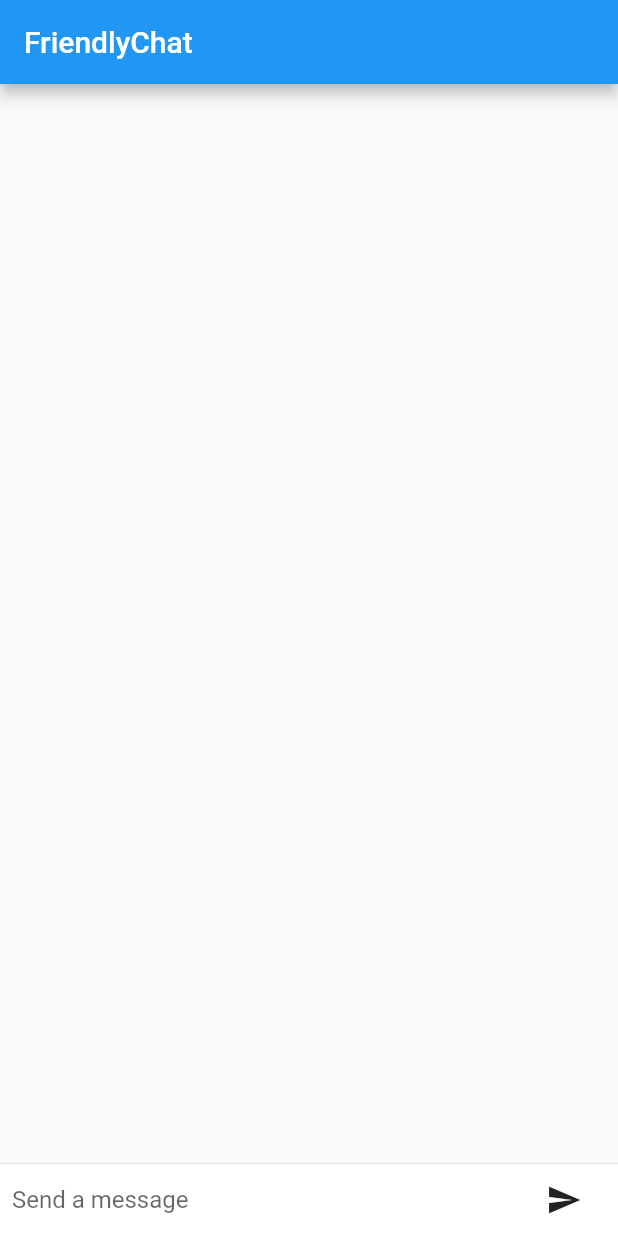
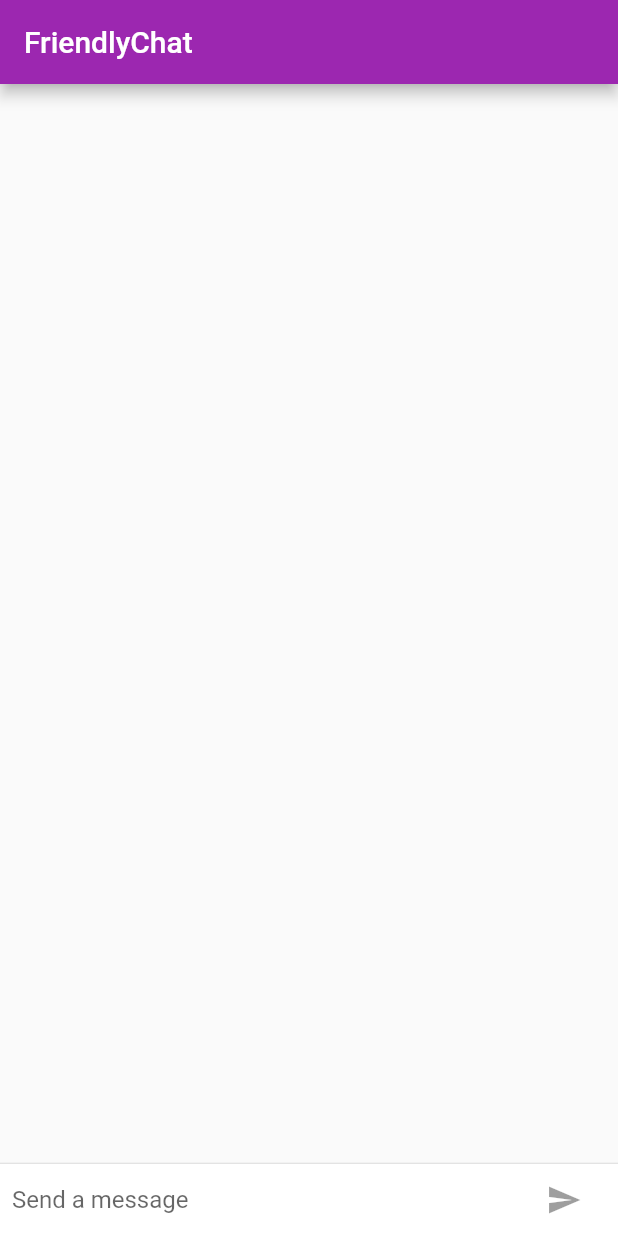
Before and after one commit to roberrera/friendly-chat-flutter, a Flutter app: the screen it shows after launch, on a phone screen of 412 x 824 dp. Run offline on Flutter 3.47's test engine with Material 2 defaults, Android fonts, the phone set to English and light mode, and no system bars.

Commit message:
Update theme and use a different theme per platform

```diff
--- a/lib/main.dart
+++ b/lib/main.dart
@@ -1,3 +1,5 @@
+import 'package:flutter/cupertino.dart';
+import 'package:flutter/foundation.dart';
 import 'package:flutter/material.dart';
 
 void main() {
@@ -11,6 +13,9 @@ class FriendlychatApp extends StatelessWidget {
   Widget build(BuildContext context) {
     return new MaterialApp(
       title: "Friendlychat",
+      theme: defaultTargetPlatform == TargetPlatform.iOS
+        ? kIOSTheme
+        : kDefaultTheme,
       home: new ChatScreen(),
     );
   }
@@ -37,7 +42,8 @@ class ChatMessage extends StatelessWidget {
             // Set avatar to be first initial of name
             child: new CircleAvatar(child: new Text(_name[0])),
           ),
-          new Column(
+          new Expanded(
+            child: new Column(
               crossAxisAlignment: CrossAxisAlignment.start,
               children: <Widget>[
                 new Text(_name, style: Theme.of(context).textTheme.subhead),
@@ -46,6 +52,7 @@ class ChatMessage extends StatelessWidget {
                   child: new Text(text),
                 ),
               ],
+            ),
           ),
         ],
       ),
@@ -64,9 +71,13 @@ class ChatScreenState extends State<ChatScreen> with TickerProviderStateMixin {
   // Prefixing an identifier with an _ (underscore) makes it private to its class.
   final List<ChatMessage> _messages = <ChatMessage>[];
   final TextEditingController _textController = new TextEditingController();
+  bool _isComposing = false;
 
   void _handleSubmitted(String text) {
     _textController.clear();
+    setState(() {
+      _isComposing = false;
+    });
     ChatMessage message = new ChatMessage(
       text: text,
       animationController: new AnimationController(
@@ -81,33 +92,54 @@ class ChatScreenState extends State<ChatScreen> with TickerProviderStateMixin {
   }
 
   Widget _buildTextComposer() {
-   return new Container(
+    return new IconTheme(
+      data: new IconThemeData(color: Theme.of(context).accentColor),
+      child: new Container(
        margin: const EdgeInsets.symmetric(horizontal: 8.0),
        child: new Row(
           children: <Widget>[
             new Flexible(
               child: new TextField(
                 controller: _textController,
+                onChanged: (String text) {
+                  setState(() {
+                    _isComposing = text.length > 0;
+                  });
+                },
                 onSubmitted: _handleSubmitted,
-                decoration: new InputDecoration.collapsed(
-                hintText: "Send a message"),
+                decoration:
+                    new InputDecoration.collapsed(hintText: "Send a message"),
               ),
             ),
             new Container(
               margin: new EdgeInsets.symmetric(horizontal: 4.0),
-              child: new IconButton(
+              child: Theme.of(context).platform == TargetPlatform.iOS ?
+              new CupertinoButton(
+                child: new Text("Send"),
+                onPressed: _isComposing
+                  ? () => _handleSubmitted(_textController.text)
+                  : null,) :
+              new IconButton(
                 icon: new Icon(Icons.send),
-                onPressed: () => _handleSubmitted(_textController.text)),
+                onPressed: _isComposing
+                    ? () => _handleSubmitted(_textController.text)
+                    : null
+              ),
            ),
          ]
        )
-    );
+    ));
   }
 
   Widget build(BuildContext context) {
     return new Scaffold(
-      appBar: new AppBar(title: new Text("FriendlyChat")),
-      body: new Column(
+      appBar: new AppBar(
+        title: new Text("FriendlyChat"),
+        elevation:
+          Theme.of(context).platform == TargetPlatform.iOS ? 0.0 : 4.0,
+      ),
+      body: new Container(
+        child: new Column(
           children: <Widget>[
           new Flexible(
             child: new ListView.builder(
@@ -125,6 +157,13 @@ class ChatScreenState extends State<ChatScreen> with TickerProviderStateMixin {
           ),
          ]
        ),
+       decoration: Theme.of(context).platform == TargetPlatform.iOS
+          ? new BoxDecoration(
+            border: new Border(
+              top: new BorderSide(color: Colors.grey[200]),
+              ),
+          )
+          : null),
       );
   }
 
@@ -135,3 +174,14 @@ class ChatScreenState extends State<ChatScreen> with TickerProviderStateMixin {
     super.dispose();
   }
 }
+
+final ThemeData kIOSTheme = new ThemeData(
+  primarySwatch: Colors.orange,
+  primaryColor: Colors.green[100],
+  primaryColorBrightness: Brightness.light,
+);
+
+final ThemeData kDefaultTheme = new ThemeData(
+  primarySwatch: Colors.purple,
+  accentColor: Colors.orangeAccent[400],
+);
```
Lines whose indentation alone changed are shown as unchanged.
